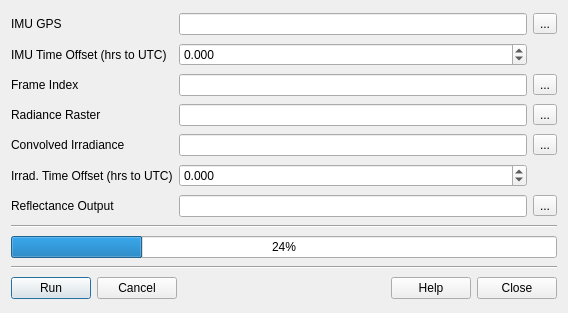
The window that src/ui/reflectance.ui (rskelly/geotools) describes before a commit, drawn with Qt 5.
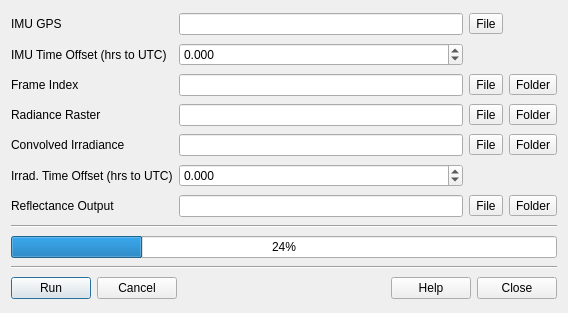
The same window after the commit.

What changed in the file:
```diff
--- a/src/ui/reflectance.ui
+++ b/src/ui/reflectance.ui
@@ -21,13 +21,6 @@
      </property>
     </widget>
    </item>
-   <item row="9" column="0" colspan="3">
-    <widget class="Line" name="line_2">
-     <property name="orientation">
-      <enum>Qt::Horizontal</enum>
-     </property>
-    </widget>
-   </item>
    <item row="1" column="0">
     <widget class="QLabel" name="label_8">
      <property name="text">
@@ -55,13 +48,6 @@
      </property>
     </widget>
    </item>
-   <item row="8" column="0" colspan="3">
-    <widget class="QProgressBar" name="progressBar">
-     <property name="value">
-      <number>24</number>
-     </property>
-    </widget>
-   </item>
    <item row="2" column="1">
     <widget class="QLineEdit" name="txtFrameIndex"/>
    </item>
@@ -73,16 +59,9 @@
     </widget>
    </item>
    <item row="6" column="2">
-    <widget class="QToolButton" name="btnReflOutput">
+    <widget class="QToolButton" name="btnReflOutputFile">
      <property name="text">
-      <string>...</string>
-     </property>
-    </widget>
-   </item>
-   <item row="7" column="0" colspan="3">
-    <widget class="Line" name="line">
-     <property name="orientation">
-      <enum>Qt::Horizontal</enum>
+      <string>File</string>
      </property>
     </widget>
    </item>
@@ -103,9 +82,9 @@
     <widget class="QLineEdit" name="txtConvIrrad"/>
    </item>
    <item row="2" column="2">
-    <widget class="QToolButton" name="btnFrameIndex">
+    <widget class="QToolButton" name="btnFrameIndexFile">
      <property name="text">
-      <string>...</string>
+      <string>File</string>
      </property>
     </widget>
    </item>
@@ -119,13 +98,6 @@
    <item row="0" column="1">
     <widget class="QLineEdit" name="txtIMUGPS"/>
    </item>
-   <item row="0" column="2">
-    <widget class="QToolButton" name="btnIMUGPS">
-     <property name="text">
-      <string>...</string>
-     </property>
-    </widget>
-   </item>
    <item row="4" column="0">
     <widget class="QLabel" name="label_4">
      <property name="text">
@@ -134,16 +106,16 @@
     </widget>
    </item>
    <item row="3" column="2">
-    <widget class="QToolButton" name="btnRadRast">
+    <widget class="QToolButton" name="btnRadRastFile">
      <property name="text">
-      <string>...</string>
+      <string>File</string>
      </property>
     </widget>
    </item>
    <item row="4" column="2">
-    <widget class="QToolButton" name="btnConvIrrad">
+    <widget class="QToolButton" name="btnConvIrradFile">
      <property name="text">
-      <string>...</string>
+      <string>File</string>
      </property>
     </widget>
    </item>
@@ -160,7 +132,63 @@
    <item row="3" column="1">
     <widget class="QLineEdit" name="txtRadRast"/>
    </item>
-   <item row="10" column="0" colspan="3">
+   <item row="2" column="3">
+    <widget class="QToolButton" name="btnFrameIndexDir">
+     <property name="text">
+      <string>Folder</string>
+     </property>
+    </widget>
+   </item>
+   <item row="0" column="2" colspan="2">
+    <widget class="QToolButton" name="btnIMUGPS">
+     <property name="text">
+      <string>File</string>
+     </property>
+    </widget>
+   </item>
+   <item row="3" column="3">
+    <widget class="QToolButton" name="btnRadRastDir">
+     <property name="text">
+      <string>Folder</string>
+     </property>
+    </widget>
+   </item>
+   <item row="4" column="3">
+    <widget class="QToolButton" name="btnConvIrradDir">
+     <property name="text">
+      <string>Folder</string>
+     </property>
+    </widget>
+   </item>
+   <item row="6" column="3">
+    <widget class="QToolButton" name="btnReflOutputDir">
+     <property name="text">
+      <string>Folder</string>
+     </property>
+    </widget>
+   </item>
+   <item row="9" column="0" colspan="4">
+    <widget class="Line" name="line_2">
+     <property name="orientation">
+      <enum>Qt::Horizontal</enum>
+     </property>
+    </widget>
+   </item>
+   <item row="8" column="0" colspan="4">
+    <widget class="QProgressBar" name="progressBar">
+     <property name="value">
+      <number>24</number>
+     </property>
+    </widget>
+   </item>
+   <item row="7" column="0" colspan="4">
+    <widget class="Line" name="line">
+     <property name="orientation">
+      <enum>Qt::Horizontal</enum>
+     </property>
+    </widget>
+   </item>
+   <item row="10" column="0" colspan="4">
     <layout class="QHBoxLayout" name="horizontalLayout">
      <item>
       <widget class="QPushButton" name="btnRun">
```
